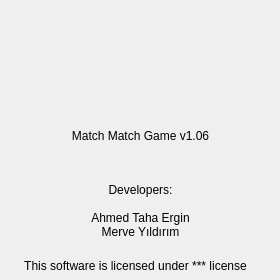
sudosys/matchmatch-game, file src/gui/about_window/aboutwindow.ui: the form before one commit.
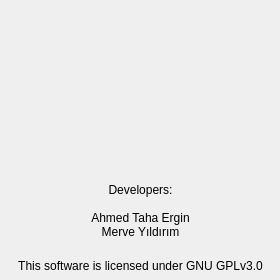
The form after the commit. Icons and pictures are not drawn.

```diff
--- a/src/gui/about_window/aboutwindow.ui
+++ b/src/gui/about_window/aboutwindow.ui
@@ -32,7 +32,7 @@
    <property name="geometry">
     <rect>
      <x>90</x>
-     <y>20</y>
+     <y>10</y>
      <width>101</width>
      <height>101</height>
     </rect>
@@ -70,13 +70,13 @@
    <property name="geometry">
     <rect>
      <x>60</x>
-     <y>120</y>
+     <y>110</y>
      <width>161</width>
      <height>31</height>
     </rect>
    </property>
    <property name="text">
-    <string>Match Match Game v1.06</string>
+    <string/>
    </property>
    <property name="textFormat">
     <enum>Qt::AutoText</enum>
@@ -88,14 +88,14 @@
   <widget class="QLabel" name="label">
    <property name="geometry">
     <rect>
-     <x>10</x>
+     <x>15</x>
      <y>250</y>
      <width>251</width>
      <height>31</height>
     </rect>
    </property>
    <property name="text">
-    <string>This software is licensed under *** license</string>
+    <string>This software is licensed under GNU GPLv3.0</string>
    </property>
    <property name="alignment">
     <set>Qt::AlignCenter</set>
@@ -105,7 +105,7 @@
    <property name="geometry">
     <rect>
      <x>20</x>
-     <y>150</y>
+     <y>140</y>
      <width>241</width>
      <height>21</height>
     </rect>
```
